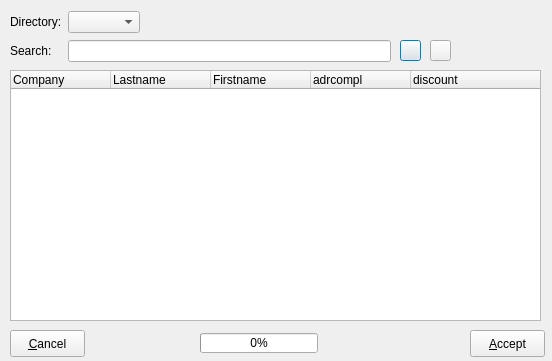
Before: the Qt Designer form trunk/ui/addrselectfrm.ui in BackupTheBerlios/first4-svn, drawn with Qt 5.
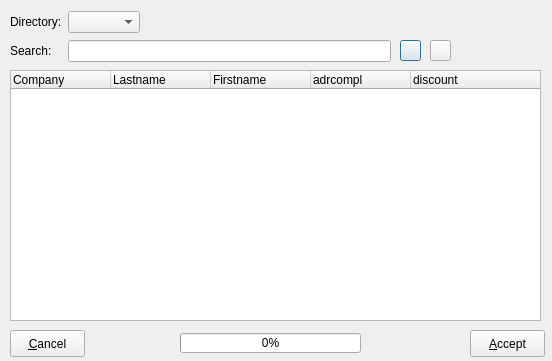
After: the same form once the commit is applied. Icons and pictures are not drawn.

```diff
--- a/trunk/ui/addrselectfrm.ui
+++ b/trunk/ui/addrselectfrm.ui
@@ -162,9 +162,9 @@
   <widget class="QProgressBar" name="progbar" >
    <property name="geometry" >
     <rect>
-     <x>200</x>
+     <x>180</x>
      <y>333</y>
-     <width>118</width>
+     <width>181</width>
      <height>20</height>
     </rect>
    </property>
```
Left out of the diff: 23 changed lines with no effect on the pictures.
